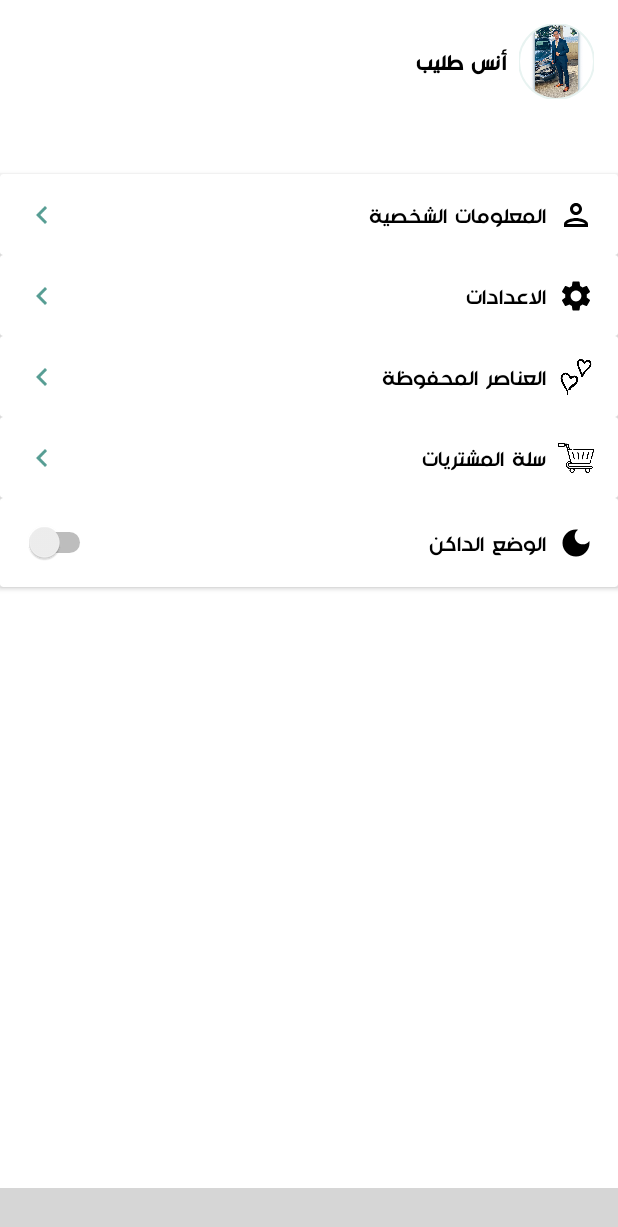
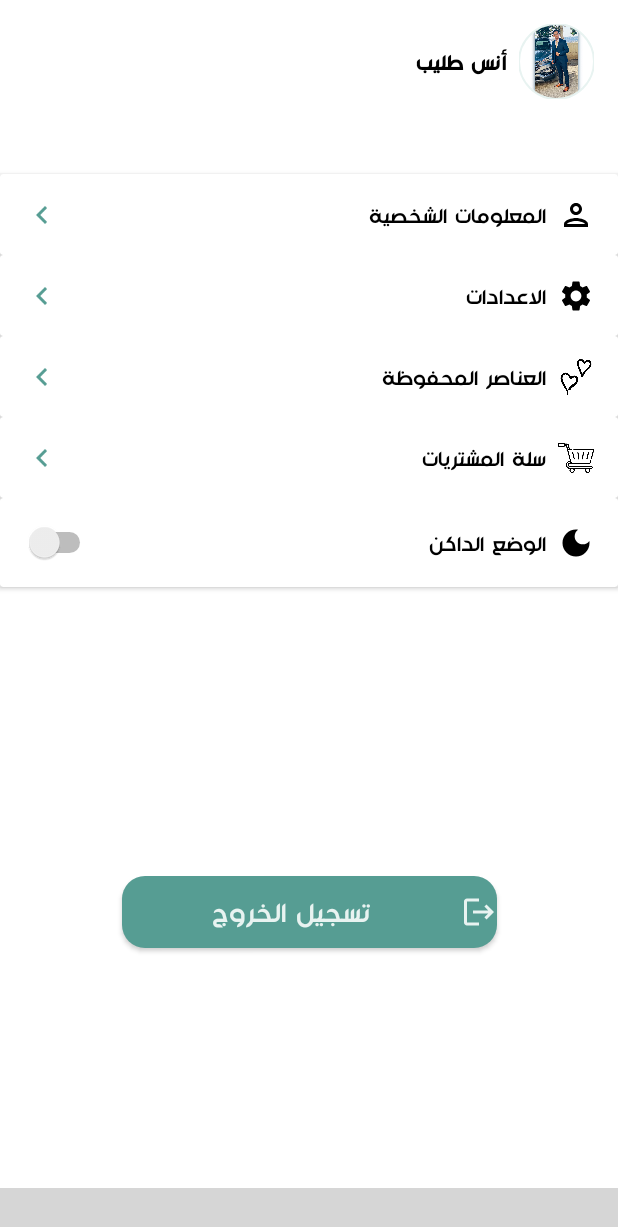
Before and after one commit to AnasATaleeb/PharmacyApp, an Android app: the Setting screen opened directly, with no data from a screen before it, on a phone screen of 412 x 824 dp. Shown: the top 1227 px of the screen. Run offline under Robolectric (Android 15) with nearby library versions, the phone set to English and light mode, and no system bars; libraries missing offline, so code that uses them is left out: com.etebarian.meowbottomnavigation; plain views replace MeowBottomNavigation; 9 statements that could not run were skipped; grey boxes are pictures that could not be loaded.

Commit message:
commit 2

```diff
--- a/app/src/main/java/com/example/pharmacy/Activity/Setting.java
+++ b/app/src/main/java/com/example/pharmacy/Activity/Setting.java
@@ -2,11 +2,14 @@ package com.example.pharmacy.Activity;
 
 import androidx.appcompat.app.AppCompatActivity;
 import androidx.appcompat.app.AppCompatDelegate;
+import androidx.cardview.widget.CardView;
 
+import android.annotation.SuppressLint;
 import android.content.Intent;
 import android.content.SharedPreferences;
 import android.content.res.Configuration;
 import android.os.Bundle;
+import android.view.View;
 import android.widget.CompoundButton;
 import android.widget.Switch;
 
@@ -22,16 +25,58 @@ public class Setting extends AppCompatActivity {
     MeowBottomNavigation bottomNavigation;
     Intent intent;
 
+    CardView user,setting,love,cart;
     Switch nightModeSwitch ;
     private boolean isUserInteracting = false;
     private static final String STATE_USER_INTERACTING = "userInteracting";
 
+    @SuppressLint("MissingInflatedId")
     @Override
     protected void onCreate(Bundle savedInstanceState) {
         super.onCreate(savedInstanceState);
         setContentView(R.layout.activity_setting);
         getSupportActionBar().hide();
         bottomNavigationSetUp();
+
+        setting = findViewById(R.id.setting_card);
+        user = findViewById(R.id.user_card);
+        love = findViewById(R.id.love_card);
+        cart = findViewById(R.id.cart_card);
+
+
+        setting.setOnClickListener(new View.OnClickListener() {
+            @Override
+            public void onClick(View v) {
+                intent = new Intent(Setting.this,Setting.class);
+                startActivity(intent);
+            }
+        });
+
+        user.setOnClickListener(new View.OnClickListener() {
+            @Override
+            public void onClick(View v) {
+                intent = new Intent(Setting.this,Profile.class);
+                startActivity(intent);
+            }
+        });
+
+        love.setOnClickListener(new View.OnClickListener() {
+            @Override
+            public void onClick(View v) {
+                intent = new Intent(Setting.this,Love.class);
+                startActivity(intent);
+            }
+        });
+
+        cart.setOnClickListener(new View.OnClickListener() {
+            @Override
+            public void onClick(View v) {
+                intent = new Intent(Setting.this,Cart.class);
+                startActivity(intent);
+            }
+        });
+
+
         nightModeSwitch = findViewById(R.id.switch2);
 
         SharedPreferences sharedPref = getSharedPreferences("nightModePref", MODE_PRIVATE);
--- /dev/null
+++ b/app/src/main/res/drawable/baseline_logout_24.xml
@@ -0,0 +1,5 @@
+<vector android:autoMirrored="true" android:height="24dp"
+    android:tint="#E8F3F1" android:viewportHeight="24"
+    android:viewportWidth="24" android:width="24dp" xmlns:android="http://schemas.android.com/apk/res/android">
+    <path android:fillColor="@android:color/white" android:pathData="M17,7l-1.41,1.41L18.17,11H8v2h10.17l-2.58,2.58L17,17l5,-5zM4,5h8V3H4c-1.1,0 -2,0.9 -2,2v14c0,1.1 0.9,2 2,2h8v-2H4V5z"/>
+</vector>
--- a/app/src/main/res/layout/activity_setting.xml
+++ b/app/src/main/res/layout/activity_setting.xml
@@ -8,11 +8,12 @@
     tools:context=".Activity.Setting">
 
     <androidx.cardview.widget.CardView
+        android:id="@+id/cardView"
         android:layout_width="match_parent"
         android:layout_height="wrap_content"
         app:layout_constraintEnd_toEndOf="parent"
         app:layout_constraintStart_toStartOf="parent"
-        app:layout_constraintTop_toBottomOf="@+id/cardView6">
+        app:layout_constraintTop_toBottomOf="@+id/cart_card">
 
         <androidx.constraintlayout.widget.ConstraintLayout
             android:layout_width="match_parent"
@@ -59,12 +60,12 @@
     </androidx.cardview.widget.CardView>
 
     <androidx.cardview.widget.CardView
-        android:id="@+id/cardView6"
+        android:id="@+id/cart_card"
         android:layout_width="match_parent"
         android:layout_height="wrap_content"
         app:layout_constraintEnd_toEndOf="parent"
         app:layout_constraintStart_toStartOf="parent"
-        app:layout_constraintTop_toBottomOf="@+id/cardView4">
+        app:layout_constraintTop_toBottomOf="@+id/love_card">
 
         <androidx.constraintlayout.widget.ConstraintLayout
             android:layout_width="match_parent"
@@ -109,12 +110,12 @@
     </androidx.cardview.widget.CardView>
 
     <androidx.cardview.widget.CardView
-        android:id="@+id/cardView4"
+        android:id="@+id/love_card"
         android:layout_width="match_parent"
         android:layout_height="wrap_content"
         app:layout_constraintEnd_toEndOf="parent"
         app:layout_constraintStart_toStartOf="parent"
-        app:layout_constraintTop_toBottomOf="@+id/cardView3">
+        app:layout_constraintTop_toBottomOf="@+id/setting_card">
 
         <androidx.constraintlayout.widget.ConstraintLayout
             android:layout_width="match_parent"
@@ -205,7 +206,7 @@
         app:layout_constraintTop_toTopOf="@+id/profile_img" />
 
     <androidx.cardview.widget.CardView
-        android:id="@+id/cardView"
+        android:id="@+id/user_card"
         android:layout_width="match_parent"
         android:layout_height="wrap_content"
         android:layout_marginTop="50dp"
@@ -256,12 +257,12 @@
     </androidx.cardview.widget.CardView>
 
     <androidx.cardview.widget.CardView
-        android:id="@+id/cardView3"
+        android:id="@+id/setting_card"
         android:layout_width="match_parent"
         android:layout_height="wrap_content"
         app:layout_constraintEnd_toEndOf="parent"
         app:layout_constraintStart_toStartOf="parent"
-        app:layout_constraintTop_toBottomOf="@+id/cardView">
+        app:layout_constraintTop_toBottomOf="@+id/user_card">
 
         <androidx.constraintlayout.widget.ConstraintLayout
             android:layout_width="match_parent"
@@ -305,4 +306,20 @@
         </androidx.constraintlayout.widget.ConstraintLayout>
     </androidx.cardview.widget.CardView>
 
+    <androidx.appcompat.widget.AppCompatButton
+        android:id="@+id/button4"
+        android:layout_width="250dp"
+        android:layout_height="wrap_content"
+        android:layout_marginTop="32dp"
+        android:background="@drawable/bac_btn2"
+        android:drawableEnd="@drawable/baseline_logout_24"
+        android:fontFamily="@font/monadi"
+        android:text="تسجيل الخروج"
+        android:textColor="@color/whitedark"
+        android:textSize="18sp"
+        app:layout_constraintBottom_toTopOf="@+id/bottomNavigation"
+        app:layout_constraintEnd_toEndOf="parent"
+        app:layout_constraintStart_toStartOf="parent"
+        app:layout_constraintTop_toBottomOf="@+id/cardView" />
+
 </androidx.constraintlayout.widget.ConstraintLayout>
```
Also changed, not shown: 1 other file.
